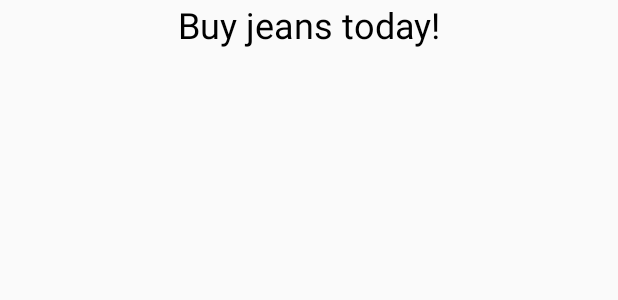
After one commit to iggy228/Iggy_shop, an Android app: the layout fragment_trousers.xml on its own in the app's theme, with its tools: preview values and no code run, on a phone screen of 412 x 824 dp. The commit adds this screen. Shown: the top 300 px of the screen. Run offline under Robolectric (Android 15) with nearby library versions, the phone set to English and light mode, and no system bars.

Commit message:
Pridanie fragment_trousers.xml, FragmentTrousers.kt a prodanie itemu do drawer_menu.xml

```diff
--- a/app/src/main/AndroidManifest.xml
+++ b/app/src/main/AndroidManifest.xml
@@ -12,8 +12,7 @@
         android:supportsRtl="true"
         android:theme="@style/AppTheme">
         <activity android:name=".MainActivity"
-            android:label="Iggy Shop"
-            android:theme="@style/Theme.AppCompat.Light.DarkActionBar">
+            android:label="Iggy Shop">
             <intent-filter>
                 <action android:name="android.intent.action.MAIN" />
 
--- /dev/null
+++ b/app/src/main/res/drawable/ic_baseline_menu_24.xml
@@ -0,0 +1,5 @@
+<vector android:height="24dp" android:tint="#FFFFFF"
+    android:viewportHeight="24" android:viewportWidth="24"
+    android:width="24dp" xmlns:android="http://schemas.android.com/apk/res/android">
+    <path android:fillColor="@android:color/white" android:pathData="M3,18h18v-2L3,16v2zM3,13h18v-2L3,11v2zM3,6v2h18L21,6L3,6z"/>
+</vector>
--- a/app/src/main/res/layout/activity_main.xml
+++ b/app/src/main/res/layout/activity_main.xml
@@ -2,6 +2,7 @@
 <androidx.drawerlayout.widget.DrawerLayout xmlns:android="http://schemas.android.com/apk/res/android"
     xmlns:app="http://schemas.android.com/apk/res-auto"
     xmlns:tools="http://schemas.android.com/tools"
+    android:id="@+id/drawer_layout"
     android:layout_width="match_parent"
     android:layout_height="match_parent"
     tools:context=".MainActivity">
--- /dev/null
+++ b/app/src/main/res/layout/fragment_trousers.xml
@@ -0,0 +1,18 @@
+<?xml version="1.0" encoding="utf-8"?>
+<androidx.constraintlayout.widget.ConstraintLayout xmlns:android="http://schemas.android.com/apk/res/android"
+    android:layout_width="match_parent"
+    android:layout_height="match_parent"
+    xmlns:app="http://schemas.android.com/apk/res-auto">
+
+    <TextView
+        android:layout_width="match_parent"
+        android:layout_height="wrap_content"
+        android:text="Buy jeans today!"
+        android:textColor="@color/mainTextColor"
+        android:textSize="24sp"
+        android:textAlignment="center"
+        app:layout_constraintTop_toTopOf="parent"
+        app:layout_constraintLeft_toLeftOf="parent"
+        app:layout_constraintRight_toRightOf="parent"/>
+
+</androidx.constraintlayout.widget.ConstraintLayout>
--- a/app/src/main/res/values/strings.xml
+++ b/app/src/main/res/values/strings.xml
@@ -1,4 +1,9 @@
 <resources>
     <string name="app_name">MyEcommerce</string>
     <string name="available_btn">Its available</string>
+    <string name="settings">Settings</string>
+    <string name="underwear">Underwear</string>
+    <string name="trousers">Trousers</string>
+    <string name="shirts">Shirts</string>
+    <string name="home">Home</string>
 </resources>
--- a/build.gradle
+++ b/build.gradle
@@ -6,7 +6,7 @@ buildscript {
         jcenter()
     }
     dependencies {
-        classpath "com.android.tools.build:gradle:4.0.0"
+        classpath 'com.android.tools.build:gradle:4.0.1'
         classpath "org.jetbrains.kotlin:kotlin-gradle-plugin:$kotlin_version"
 
         // NOTE: Do not place your application dependencies here; they belong
```
Also changed, not shown: app/src/main/java/sk/iggy/myecommerce/FragmentTrousers.kt (added, +14 -0 lines), app/src/main/java/sk/iggy/myecommerce/MainActivity.kt (+30 -1 lines), app/src/main/res/drawable/ic_baseline_home_24.xml (added, +10 -0 lines), app/src/main/res/layout/main_context.xml (+17 -6 lines), app/src/main/res/menu/drawer_menu.xml (+20 -7 lines).
